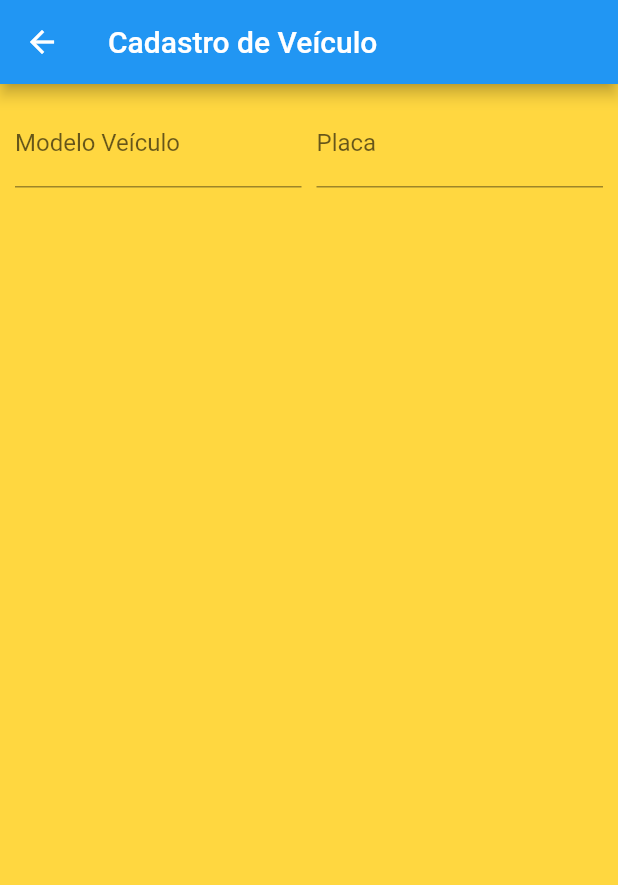
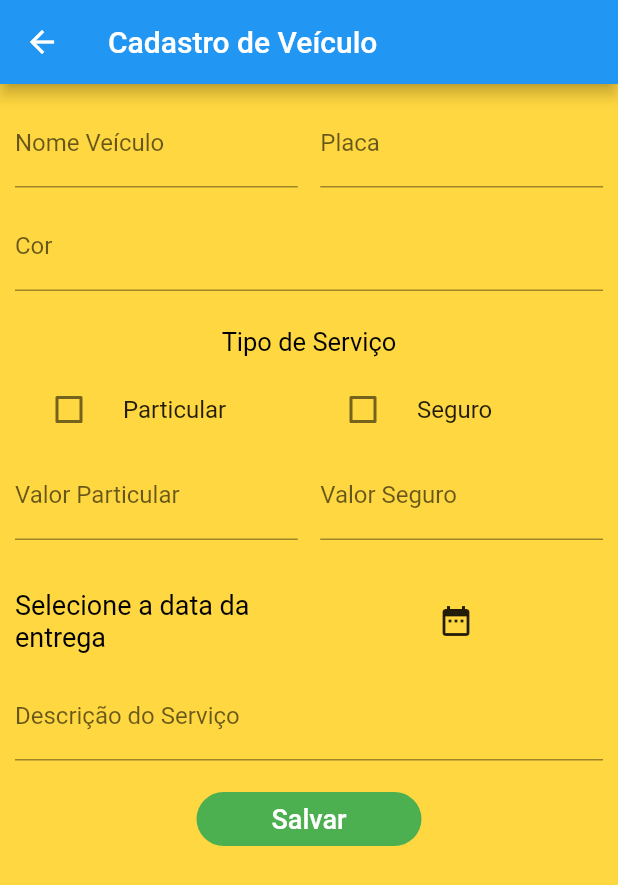
Before and after one commit to juliojtk/car_anotations_app, a Flutter app: the CarForm screen opened by its route, on a phone screen of 412 x 824 dp. Shown: the top 885 px of the screen. Run offline on Flutter 3.47's test engine with Material 2 defaults, Android fonts, the phone set to English and light mode, and no system bars; our stand-ins replace get_it, mobx, sqflite; accounts and stored records are empty; generated files the repository leaves out were written again.

Commit message:
Finalizando Layout Formulario

```diff
--- a/lib/app/view/car_form.dart
+++ b/lib/app/view/car_form.dart
@@ -1,9 +1,13 @@
 import 'package:car_anotations_app/app/view/viewBack/car_form_back.dart';
 import 'package:flutter/material.dart';
+import 'package:intl/intl.dart';
 
 class CarForm extends StatelessWidget {
 
   final _carForm = GlobalKey<FormState>();
+  bool part = false;
+  bool seg = false;
+  String dateFormatted;
 
   @override
   Widget build(BuildContext context) {
@@ -29,11 +33,37 @@ class CarForm extends StatelessWidget {
             Row(
               children: [
                 fieldCarName(_back),
-                SizedBox(width: 10),
+                SizedBox(width: 15),
                 fieldCarBoard(_back),
                 ],
               ),
               SizedBox(height: 10),
+              fieldCarColor(_back),
+              labelTypeService(context),
+              Row(
+                children: [
+                  checkPart(context),
+                  checkSeg(context),
+                ],
+              ),
+              Row(
+                children: [
+                  fieldPartPrice(_back),
+                  SizedBox(width: 15),
+                  fieldSegPrice(_back),
+                ],
+              ),
+              Padding(padding: EdgeInsets.fromLTRB(0, 10, 0, 20)),
+              Row(
+                children: [
+                  labelDescription(_back),
+                  iconDate(context, _back),
+                ],
+              ),
+              SizedBox(height: 10),
+              fieldDescription(_back),
+              SizedBox(height: 15),
+              buttonSaveCar(_back),
             ],
           ),
         ),
@@ -48,7 +78,7 @@ class CarForm extends StatelessWidget {
         onSaved: (newValue) => carBack.car.carName = newValue,
         initialValue: carBack.car.carName,
         decoration: InputDecoration(
-          labelText: 'Modelo Veículo'
+          labelText: 'Nome Veículo'
         ),
       ),
     );
@@ -67,5 +97,149 @@ class CarForm extends StatelessWidget {
     );
   }
 
+  Widget fieldCarColor(CarFormBack carBack){
+    return TextFormField(
+      validator: null,
+      onSaved: (newValue) => carBack.car.color = newValue,
+      initialValue: carBack.car.color,
+      decoration: InputDecoration(
+        labelText: 'Cor',
+      ),
+    );
+  }
+
+  Widget labelTypeService(BuildContext context){
+    return Text(
+      'Tipo de Serviço',
+      style: TextStyle(
+        fontSize: 17,
+        color: Colors.black,
+        height: 3,
+        ),
+    );
+  }
+
+  Widget checkPart(BuildContext context){
+    return Expanded(
+      child: CheckboxListTile(
+        title: Text('Particular'),
+        value: part,
+        controlAffinity: ListTileControlAffinity.leading,
+        onChanged: (newValue){
+          part = newValue;
+        }
+      ),
+    );
+  }
+
+  Widget checkSeg(BuildContext context){
+    return Expanded(
+      child: CheckboxListTile(
+        title: Text('Seguro'),
+        value: seg,
+        controlAffinity: ListTileControlAffinity.leading,
+        onChanged: (newValue){
+          seg = newValue;
+        },
+      ),
+    );
+  }
+
+  Widget fieldPartPrice(CarFormBack carBack){
+    return Expanded(
+      child: TextFormField(
+        validator: null,
+        onSaved: (newValue) => carBack.car.partPrice = newValue,
+        initialValue: carBack.car.partPrice,
+        decoration: InputDecoration(
+          labelText: 'Valor Particular'
+        ),
+      )
+    );
+  }
+
+  Widget fieldSegPrice(CarFormBack carBack){
+    return Expanded(
+      child: TextFormField(
+        validator: null,
+        onSaved: (newValue) => carBack.car.segPrice = newValue,
+        initialValue: carBack.car.segPrice,
+        decoration: InputDecoration(
+          labelText: 'Valor Seguro'
+        ),
+      ),
+    );
+  }
+
+  Widget labelDescription(CarFormBack carBack){
+    return Expanded(
+      child: Text( dateFormatted == null ? 'Selecione a data da entrega' : 'Entrege: ' + dateFormatted,
+        style: TextStyle(
+          fontSize: 18,
+          color: Colors.black,
+        )
+      )
+    );
+  }
+
+  Widget iconDate(BuildContext context, CarFormBack carBack){
+    return Expanded(
+      child: IconButton(
+        icon: Icon(Icons.date_range),
+        onPressed: (){
+          _formatDate(context, carBack);
+        },
+      )
+    );
+  }
+
+  _formatDate(BuildContext context, CarFormBack carBack){
+    return showDatePicker(
+      context: context,
+      initialDate: DateTime.now(),
+      firstDate: DateTime(2018),
+      lastDate: DateTime(2050)).then((value){
+        if(value == null){
+          return;
+        }else{
+          DateFormat dateFormat = DateFormat('dd/MM/yyyy');
+          dateFormatted = dateFormat.format(value);
+          carBack.car.finishDate = dateFormatted;
+        }
+      }
+    );
+  }
+
+  Widget fieldDescription(CarFormBack carBack){
+    return TextFormField(
+      onSaved: (newValue) => carBack.car.description = newValue,
+      initialValue: carBack.car.description,
+      decoration: InputDecoration(
+        labelText: 'Descrição do Serviço'
+      ),
+    );
+  }
+
+  Widget buttonSaveCar(CarFormBack carBack){
+    return Container(
+      width: 150,
+      child: FlatButton(
+        child: Text(
+          'Salvar',
+          style: TextStyle(
+            fontSize: 18,
+          ),
+        ),
+        color: Colors.green,
+        textColor: Colors.white,
+        shape: RoundedRectangleBorder(
+          borderRadius: BorderRadius.circular(30),
+        ),
+        onPressed: (){
+
+        },
+      ),
+    );
+  }
 
 }
--- a/pubspec.yaml
+++ b/pubspec.yaml
@@ -30,6 +30,8 @@ dependencies:
   flutter_mobx: 1.1.0+2
   mask_text_input_formatter: ^1.2.1
   url_launcher: 5.7.10
+  pattern_formatter:
+  intl:
 
 
   # The following adds the Cupertino Icons font to your application.
```
Also changed, not shown: pubspec.lock.
